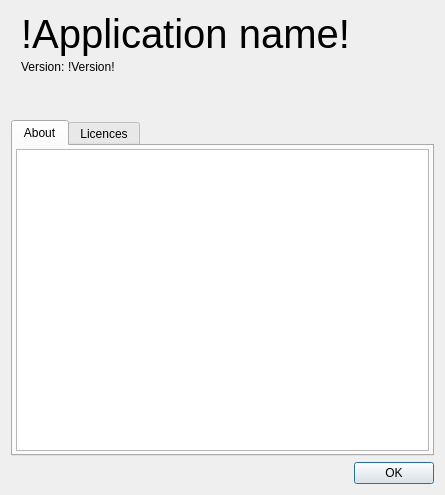
IohannRabeson/Lindenmayer, file app/Ui/Widgets/Dialogs/AboutMidiMonitorDialog.ui: the form before one commit.
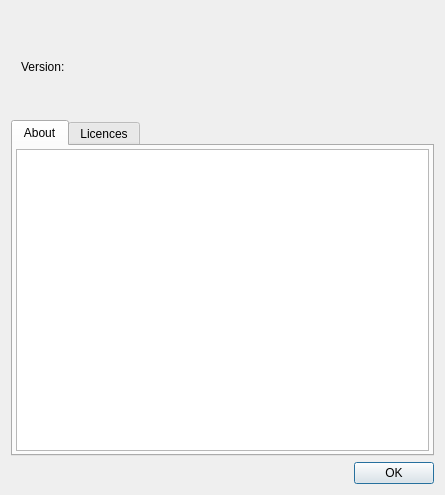
The form after the commit. Icons and pictures are not drawn.

Patch:
```diff
--- a/app/Ui/Widgets/Dialogs/AboutMidiMonitorDialog.ui
+++ b/app/Ui/Widgets/Dialogs/AboutMidiMonitorDialog.ui
@@ -57,7 +57,7 @@
           </font>
          </property>
          <property name="text">
-          <string>!Application name!</string>
+          <string notr="true">&lt;Application name&gt;</string>
          </property>
         </widget>
        </item>
@@ -73,7 +73,7 @@
          <item>
           <widget class="QLabel" name="applicationVersionLabel">
            <property name="text">
-            <string>!Version!</string>
+            <string notr="true">&lt;Version&gt;</string>
            </property>
           </widget>
          </item>
```
Left out of the diff: 4 changed lines with no effect on the pictures.
